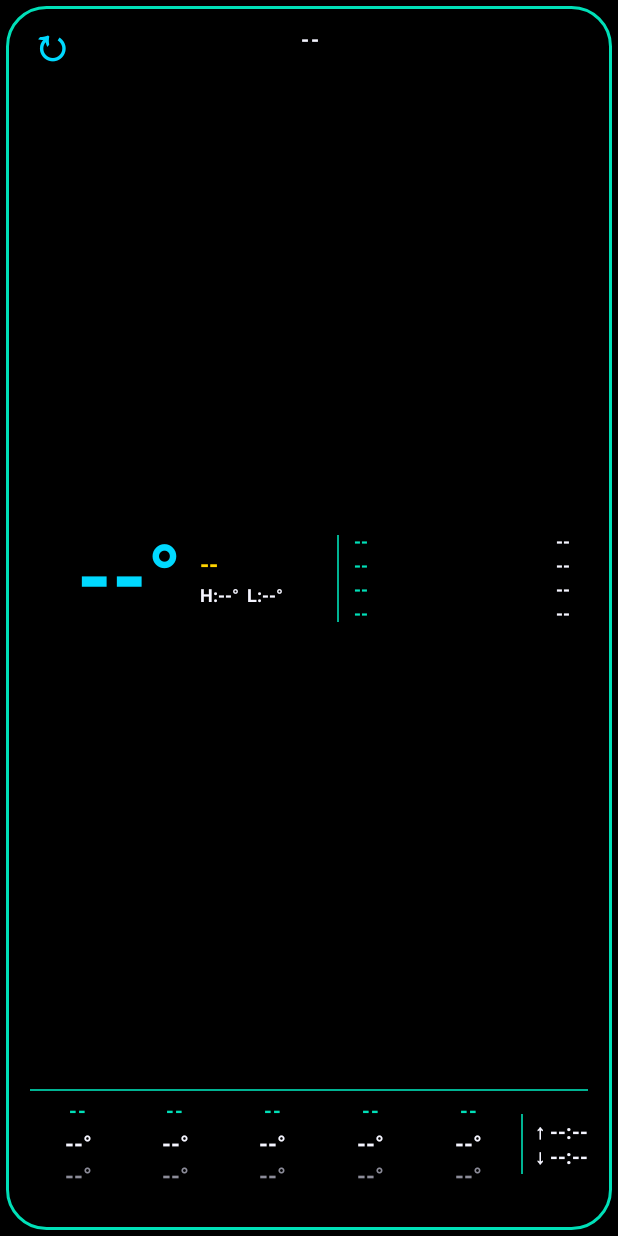
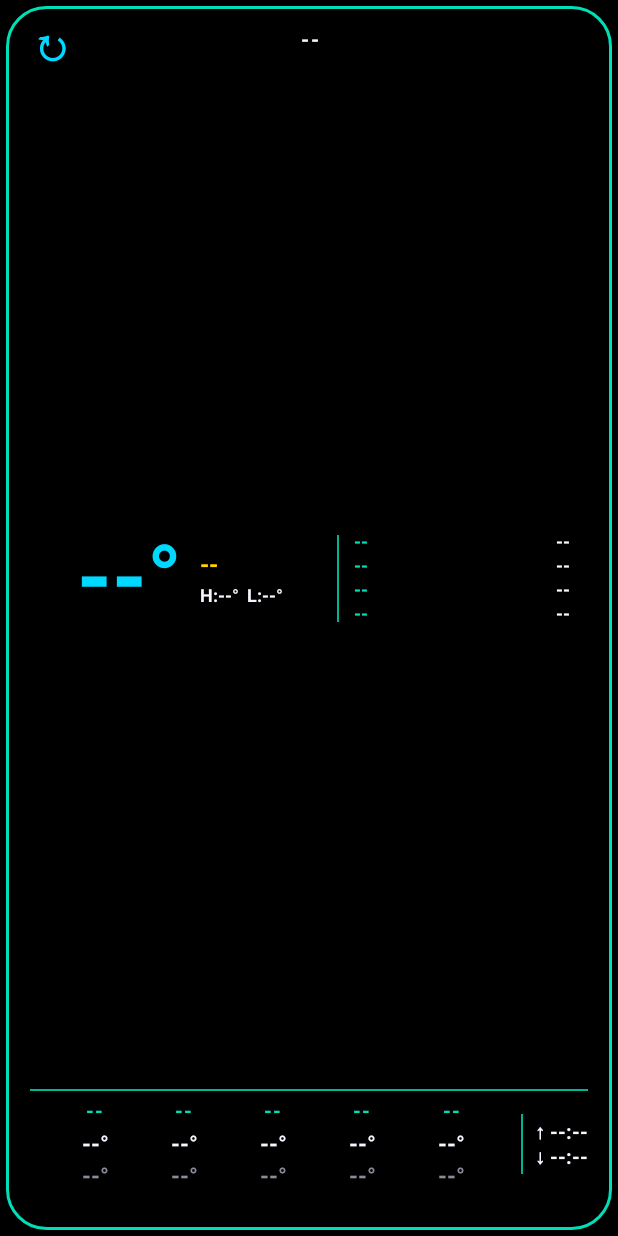
Before and after one commit to ned777/weather-donkey-hub, an Android app: the layout widget_weather_wide.xml on its own in the app's theme, with its tools: preview values and no code run, on a phone screen of 412 x 824 dp. Run offline under Robolectric (Android 15) with nearby library versions, the phone set to English and light mode, and no system bars.

Commit message:
Wide widget: condense the 5-day forecast columns

```diff
--- a/android/app/src/main/res/layout/widget_weather_wide.xml
+++ b/android/app/src/main/res/layout/widget_weather_wide.xml
@@ -277,6 +277,16 @@
         android:orientation="horizontal"
         android:gravity="center_vertical"
         android:baselineAligned="false">
+        <!-- The 5 days, condensed: equal columns inside a padded group so they sit
+             closer together, centered left of the sunrise/sunset divider. -->
+        <LinearLayout
+            android:layout_width="0dp"
+            android:layout_height="wrap_content"
+            android:layout_weight="1"
+            android:paddingStart="14dp"
+            android:paddingEnd="14dp"
+            android:orientation="horizontal"
+            android:baselineAligned="false">
             <LinearLayout
                 android:layout_width="0dp"
                 android:layout_height="wrap_content"
@@ -472,6 +482,7 @@
                     android:singleLine="true"
                     android:text="--°" />
             </LinearLayout>
+        </LinearLayout>
 
         <TextView
             android:layout_width="1dp"
```
Also changed, not shown: 1 other file. Lines whose indentation alone changed are shown as unchanged.
